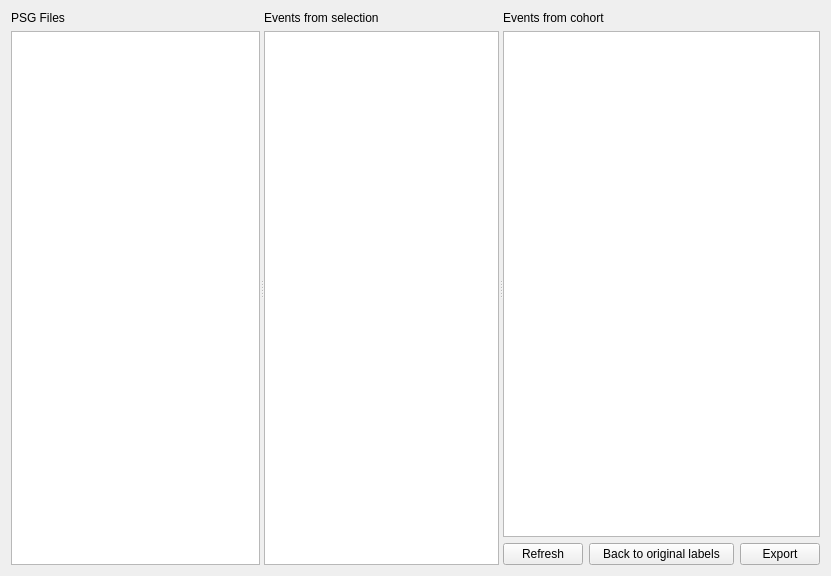
The window that tools/CEAMSTools/EditAnnotations/EditorStep/Ui_EditorStep.ui (SnoozToolbox/snooz-package-ceams) describes before a commit, drawn with Qt 5.
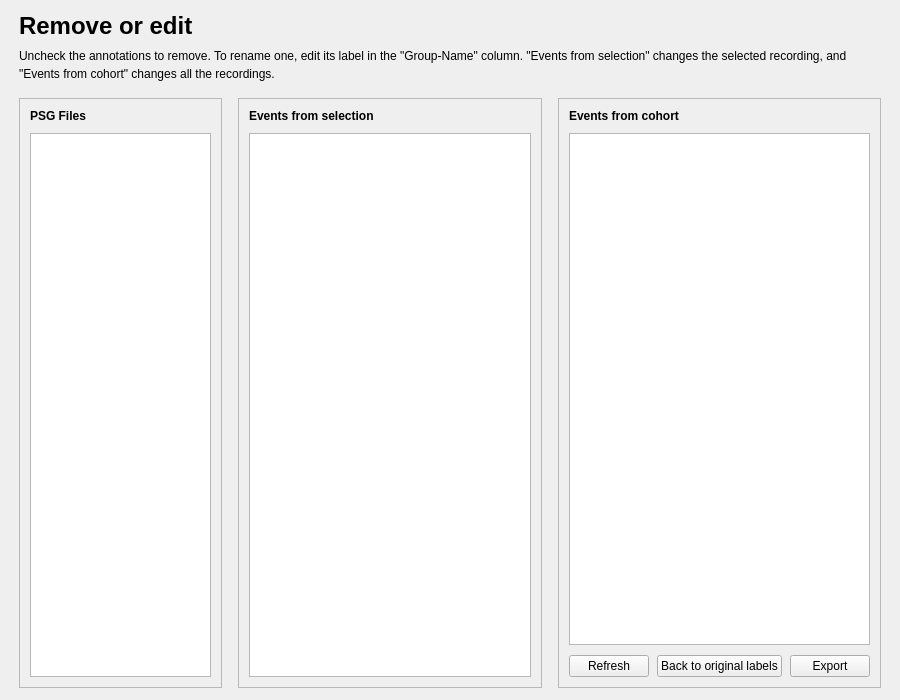
The same window after the commit.

Commit message:
Edit Snooz Annotations: redesigned pages (tool 2.4.2)
Pages in the design of Analyze EEG Spectral Power:
- Introduction: Before you start (make a copy of the annotation files,
  they are overwritten), the steps, the accepted files and About the
  editing (removing and renaming, the buttons).
- Remove or edit: a page of lists, the PSG files, Events from selection
  and Events from cohort side by side, the buttons under the lists.
The step descriptions of the left panel are rewritten.

Saved workspaces differ only by the step descriptions they keep.

Patch:
```diff
--- a/tools/CEAMSTools/EditAnnotations/EditorStep/Ui_EditorStep.ui
+++ b/tools/CEAMSTools/EditAnnotations/EditorStep/Ui_EditorStep.ui
@@ -6,55 +6,145 @@
    <rect>
     <x>0</x>
     <y>0</y>
-    <width>831</width>
-    <height>576</height>
+    <width>900</width>
+    <height>700</height>
    </rect>
   </property>
   <property name="windowTitle">
    <string>Form</string>
   </property>
-  <layout class="QVBoxLayout" name="verticalLayout_4">
+  <layout class="QVBoxLayout" name="verticalLayout">
+   <property name="spacing">
+    <number>16</number>
+   </property>
+   <property name="leftMargin">
+    <number>19</number>
+   </property>
+   <property name="topMargin">
+    <number>12</number>
+   </property>
+   <property name="rightMargin">
+    <number>19</number>
+   </property>
+   <property name="bottomMargin">
+    <number>12</number>
+   </property>
    <item>
-    <widget class="QSplitter" name="splitter_2">
-     <property name="orientation">
-      <enum>Qt::Orientation::Horizontal</enum>
+    <layout class="QVBoxLayout" name="header_layout">
+     <property name="spacing">
+      <number>6</number>
      </property>
-     <widget class="QWidget" name="layoutWidget">
-      <layout class="QVBoxLayout" name="verticalLayout">
-       <item>
-        <widget class="QLabel" name="label">
-         <property name="font">
-          <font>
-           <italic>false</italic>
-           <bold>false</bold>
-          </font>
-         </property>
-         <property name="text">
-          <string>PSG Files</string>
-         </property>
-        </widget>
-       </item>
-       <item>
-        <widget class="QListView" name="file_listview">
-         <property name="editTriggers">
-          <set>QAbstractItemView::EditTrigger::NoEditTriggers</set>
-         </property>
-        </widget>
-       </item>
-      </layout>
-     </widget>
-     <widget class="QSplitter" name="splitter">
-      <property name="orientation">
-       <enum>Qt::Orientation::Horizontal</enum>
-      </property>
-      <widget class="QWidget" name="layoutWidget">
-       <layout class="QVBoxLayout" name="verticalLayout_2">
+     <item>
+      <widget class="QLabel" name="title_label">
+       <property name="font">
+        <font>
+         <pointsize>18</pointsize>
+         <bold>true</bold>
+        </font>
+       </property>
+       <property name="text">
+        <string>Remove or edit</string>
+       </property>
+      </widget>
+     </item>
+     <item>
+      <widget class="QLabel" name="subtitle_label">
+       <property name="text">
+        <string>Uncheck the annotations to remove. To rename one, edit its label in the "Group‑Name" column. "Events from selection" changes the selected recording, and "Events from cohort" changes all the recordings.</string>
+       </property>
+       <property name="wordWrap">
+        <bool>true</bool>
+       </property>
+       <property name="variant" stdset="0">
+        <string notr="true">help</string>
+       </property>
+      </widget>
+     </item>
+    </layout>
+   </item>
+   <item>
+    <layout class="QHBoxLayout" name="lists_layout" stretch="2,3,3">
+     <property name="spacing">
+      <number>16</number>
+     </property>
+     <item>
+      <widget class="QFrame" name="files_card">
+       <property name="frameShape">
+        <enum>QFrame::Shape::StyledPanel</enum>
+       </property>
+       <property name="frameShadow">
+        <enum>QFrame::Shadow::Raised</enum>
+       </property>
+       <layout class="QVBoxLayout" name="files_card_layout">
+        <property name="spacing">
+         <number>10</number>
+        </property>
+        <property name="leftMargin">
+         <number>10</number>
+        </property>
+        <property name="topMargin">
+         <number>10</number>
+        </property>
+        <property name="rightMargin">
+         <number>10</number>
+        </property>
+        <property name="bottomMargin">
+         <number>10</number>
+        </property>
+        <item>
+         <widget class="QLabel" name="label">
+          <property name="font">
+           <font>
+            <bold>true</bold>
+           </font>
+          </property>
+          <property name="toolTip">
+           <string>Select a recording to show its annotations in "Events from selection".</string>
+          </property>
+          <property name="text">
+           <string>PSG Files</string>
+          </property>
+         </widget>
+        </item>
+        <item>
+         <widget class="QListView" name="file_listview">
+          <property name="editTriggers">
+           <set>QAbstractItemView::EditTrigger::NoEditTriggers</set>
+          </property>
+         </widget>
+        </item>
+       </layout>
+      </widget>
+     </item>
+     <item>
+      <widget class="QFrame" name="selection_card">
+       <property name="frameShape">
+        <enum>QFrame::Shape::StyledPanel</enum>
+       </property>
+       <property name="frameShadow">
+        <enum>QFrame::Shadow::Raised</enum>
+       </property>
+       <layout class="QVBoxLayout" name="selection_card_layout">
+        <property name="spacing">
+         <number>10</number>
+        </property>
+        <property name="leftMargin">
+         <number>10</number>
+        </property>
+        <property name="topMargin">
+         <number>10</number>
+        </property>
+        <property name="rightMargin">
+         <number>10</number>
+        </property>
+        <property name="bottomMargin">
+         <number>10</number>
+        </property>
         <item>
          <widget class="QLabel" name="label_2">
           <property name="font">
            <font>
-            <italic>false</italic>
-            <bold>false</bold>
+            <bold>true</bold>
            </font>
           </property>
           <property name="text">
@@ -77,14 +167,36 @@
         </item>
        </layout>
       </widget>
-      <widget class="QWidget" name="layoutWidget">
-       <layout class="QVBoxLayout" name="verticalLayout_3">
+     </item>
+     <item>
+      <widget class="QFrame" name="cohort_card">
+       <property name="frameShape">
+        <enum>QFrame::Shape::StyledPanel</enum>
+       </property>
+       <property name="frameShadow">
+        <enum>QFrame::Shadow::Raised</enum>
+       </property>
+       <layout class="QVBoxLayout" name="cohort_card_layout">
+        <property name="spacing">
+         <number>10</number>
+        </property>
+        <property name="leftMargin">
+         <number>10</number>
+        </property>
+        <property name="topMargin">
+         <number>10</number>
+        </property>
+        <property name="rightMargin">
+         <number>10</number>
+        </property>
+        <property name="bottomMargin">
+         <number>10</number>
+        </property>
         <item>
          <widget class="QLabel" name="label_3">
           <property name="font">
            <font>
-            <italic>false</italic>
-            <bold>false</bold>
+            <bold>true</bold>
            </font>
           </property>
           <property name="text">
@@ -93,10 +205,26 @@
          </widget>
         </item>
         <item>
-         <widget class="QTreeView" name="treeView_cohort"/>
+         <widget class="QTreeView" name="treeView_cohort" />
         </item>
         <item>
-         <layout class="QHBoxLayout" name="horizontalLayout">
+         <layout class="QHBoxLayout" name="cohort_buttons_layout" stretch="1,0,0,0">
+          <property name="spacing">
+           <number>8</number>
+          </property>
+          <item>
+           <spacer name="cohort_buttons_layout_spacer">
+            <property name="orientation">
+             <enum>Qt::Orientation::Horizontal</enum>
+            </property>
+            <property name="sizeHint" stdset="0">
+             <size>
+              <width>40</width>
+              <height>20</height>
+             </size>
+            </property>
+           </spacer>
+          </item>
           <item>
            <widget class="QPushButton" name="pushButton_refresh">
             <property name="toolTip">
@@ -109,12 +237,12 @@
           </item>
           <item>
            <widget class="QPushButton" name="reset_all_files_pushButton">
+            <property name="text">
+             <string>Back to original labels</string>
+            </property>
             <property name="toolTip">
              <string>To return to the original labels saved in the file.</string>
             </property>
-            <property name="text">
-             <string>   Back to original labels   </string>
-            </property>
            </widget>
           </item>
           <item>
@@ -131,8 +259,8 @@
         </item>
        </layout>
       </widget>
-     </widget>
-    </widget>
+     </item>
+    </layout>
    </item>
   </layout>
  </widget>
```
Left out of the diff: 7 changed lines with no effect on the pictures. The commit also changes 5 other files.
